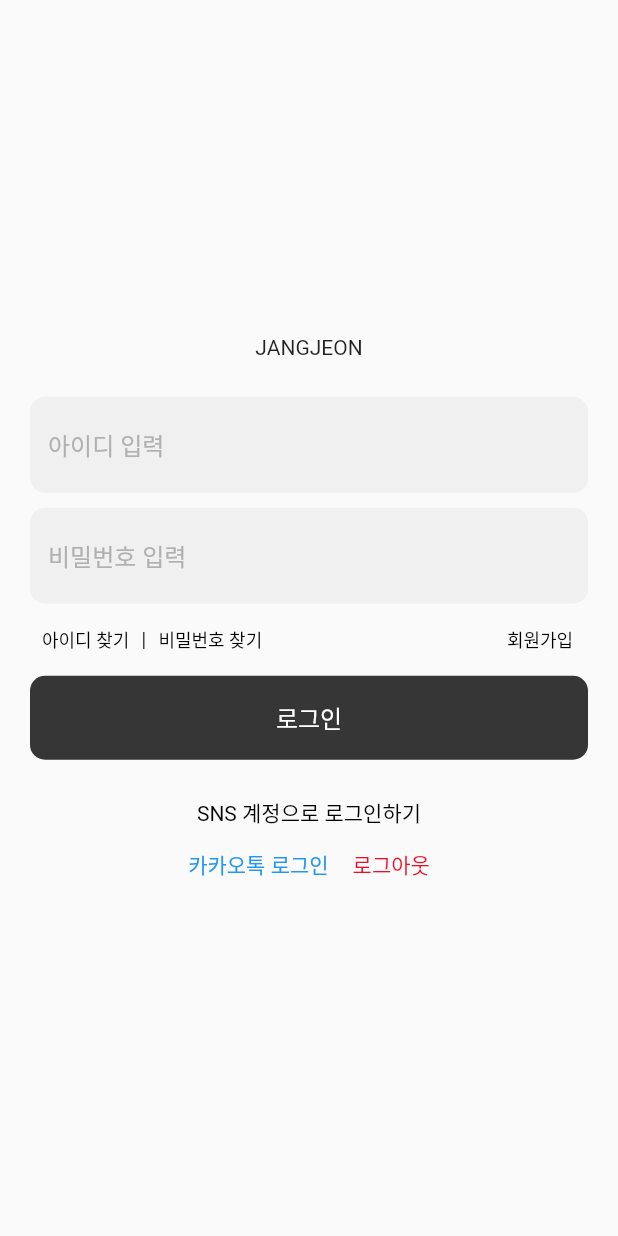
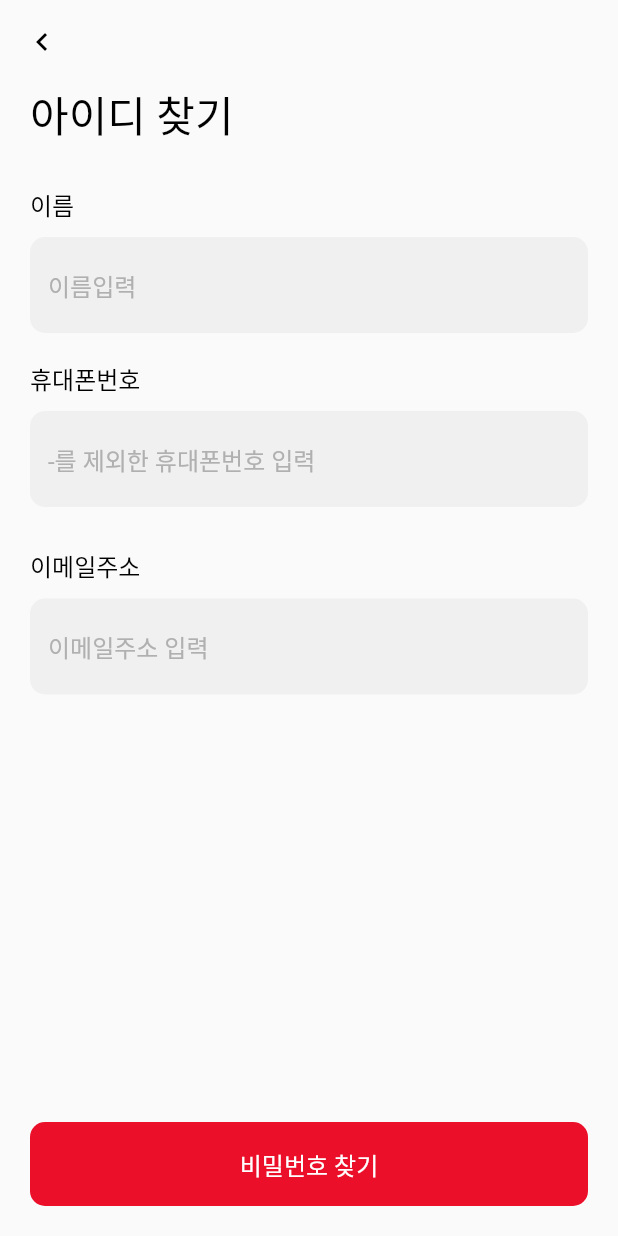
Before and after one commit to SniperFactory-Jangjeon/Jangjeon, a Flutter app: the screen it shows after launch, after a tap on "아이디 찾기", on a phone screen of 412 x 824 dp. Run offline on Flutter 3.47's test engine with Material 2 defaults, Android fonts, the phone set to English and light mode, and no system bars; our stand-ins replace cloud_firestore, firebase_auth, firebase_core, get; missing offline and left inert: kakao_flutter_sdk_user; accounts and stored records are empty; Roboto replaces fonts that are missing (PretendardBold, PretendardMedium).

Commit message:
아이디 찾기 페이지 ui 적용

```diff
--- /dev/null
+++ b/lib/controller/find_id_controller.dart
@@ -0,0 +1,13 @@
+import 'package:flutter/material.dart';
+import 'package:get/get.dart';
+
+class FindIdController extends GetxController {
+  PageController pageController = PageController(); //페이지 뷰 컨트롤러
+  RxInt currentPage = 0.obs; //회원가입 현재 페이지
+
+  //페이지 이동
+  jumpToPage(page) {
+    currentPage(page);
+    pageController.jumpToPage(page);
+  }
+}
--- a/lib/main.dart
+++ b/lib/main.dart
@@ -1,6 +1,7 @@
 import 'package:firebase_core/firebase_core.dart';
 import 'package:flutter/material.dart';
 import 'package:get/get.dart';
+import 'package:jangjeon/controller/find_id_controller.dart';
 import 'package:jangjeon/controller/find_password_controller.dart';
 import 'package:jangjeon/controller/setting_controller.dart';
 import 'package:jangjeon/controller/withdrawal_controller.dart';
@@ -32,6 +33,7 @@ class MyApp extends StatelessWidget {
         Get.put(LoginController());
         Get.lazyPut(() => SignupController(), fenix: true);
         Get.lazyPut(() => FindPasswordController(), fenix: true);
+        Get.lazyPut(() => FindIdController(), fenix: true);
         Get.lazyPut(() => SettingController(), fenix: true);
         Get.lazyPut(() => WithdrawalController(), fenix: true);
       }),
--- a/lib/util/app_pages.dart
+++ b/lib/util/app_pages.dart
@@ -1,5 +1,6 @@
 import 'package:get/get.dart';
 import 'package:jangjeon/util/app_routes.dart';
+import 'package:jangjeon/view/page/find_id_page.dart';
 import 'package:jangjeon/view/page/find_password_page.dart';
 import 'package:jangjeon/view/page/login_page.dart';
 import 'package:jangjeon/view/page/main_page.dart';
@@ -20,5 +21,6 @@ class AppPages {
     GetPage(name: AppRoutes.login, page: () => const LoginPage()),
     GetPage(name: AppRoutes.signup, page: () => const SignupPage()),
     GetPage(name: AppRoutes.findPassword, page: () => const FindPasswordPage()),
+    GetPage(name: AppRoutes.findId, page: () => const FindIdPage()),
   ];
 }
--- a/lib/util/app_routes.dart
+++ b/lib/util/app_routes.dart
@@ -1,3 +1,4 @@
+import 'package:jangjeon/view/page/find_id_page.dart';
 import 'package:jangjeon/view/page/find_password_page.dart';
 import 'package:jangjeon/view/page/login_page.dart';
 import 'package:jangjeon/view/page/main_page.dart';
@@ -16,4 +17,5 @@ class AppRoutes {
   static const login = LoginPage.route; // 로그인페이지
   static const signup = SignupPage.route; //회원가입 페이지
   static const findPassword = FindPasswordPage.route; //비밀번호 찾기 페이지
+  static const findId = FindIdPage.route; //아이디 찾기 페이지
 }
--- /dev/null
+++ b/lib/view/page/find_id_page.dart
@@ -0,0 +1,86 @@
+import 'package:flutter/material.dart';
+import 'package:get/get.dart';
+import 'package:jangjeon/controller/find_id_controller.dart';
+import 'package:jangjeon/util/app_text_style.dart';
+import 'package:jangjeon/view/widget/app_elevated_button.dart';
+import 'package:jangjeon/view/widget/app_text_field.dart';
+import 'package:jangjeon/view/widget/success_tile.dart';
+
+class FindIdPage extends GetView<FindIdController> {
+  const FindIdPage({super.key});
+  static const route = '/find/id';
+
+  @override
+  Widget build(BuildContext context) {
+    return Obx(
+      () => Scaffold(
+        resizeToAvoidBottomInset: false,
+        appBar: controller.currentPage.value != 1
+            ? AppBar(
+                elevation: 0,
+                backgroundColor: Colors.transparent,
+                foregroundColor: Colors.black,
+                leading: IconButton(
+                  icon: const Icon(Icons.navigate_before),
+                  onPressed: () => Get.back(),
+                ),
+              )
+            : null,
+        body: PageView(
+          controller: controller.pageController,
+          physics: const NeverScrollableScrollPhysics(),
+          children: [
+            Padding(
+              padding: const EdgeInsets.symmetric(horizontal: 20.0),
+              child: Column(
+                crossAxisAlignment: CrossAxisAlignment.start,
+                children: [
+                  Text(
+                    style: AppTextStyle.h2B28(),
+                    '아이디 찾기',
+                  ),
+                  const SizedBox(height: 27),
+                  Text(
+                    style: AppTextStyle.b3M16(),
+                    '이름',
+                  ),
+                  const SizedBox(height: 10),
+                  AppTextField(hintText: '이름입력'),
+                  const SizedBox(height: 18),
+                  Text(
+                    style: AppTextStyle.b3M16(),
+                    '휴대폰번호',
+                  ),
+                  const SizedBox(height: 10),
+                  AppTextField(hintText: '-를 제외한 휴대폰번호 입력'),
+                  const SizedBox(height: 27),
+                  Text(
+                    style: AppTextStyle.b3M16(),
+                    '이메일주소',
+                  ),
+                  const SizedBox(height: 10),
+                  AppTextField(hintText: '이메일주소 입력'),
+                  const Expanded(child: SizedBox()),
+                  AppElevatedButton(
+                    childText: '비밀번호 찾기',
+                    onPressed: () => controller.jumpToPage(1),
+                  ),
+                  const SizedBox(height: 20),
+                ],
+              ),
+            ),
+            Padding(
+              padding: const EdgeInsets.all(20.0),
+              child: SuccessTile(
+                title: '메일을 전송했습니다.',
+                message: '작성하신 이메일주소로 메일을 보냈습니다.\n아이디를 확인하여 로그인해주세요.',
+                btnText: '로그인하기',
+                onPressed: () => Get.back(),
+              ),
+            ),
+          ],
+        ),
+      ),
+    );
+  }
+}
--- a/lib/view/page/login_page.dart
+++ b/lib/view/page/login_page.dart
@@ -41,7 +41,7 @@ class LoginPage extends GetView<LoginController> {
                   Row(
                     children: [
                       TextButton(
-                        onPressed: () {},
+                        onPressed: () => Get.toNamed(AppRoutes.findId),
                         child: Text('아이디 찾기', style: AppTextStyle.b5M12()),
                       ),
                       const Text('|'),
```
